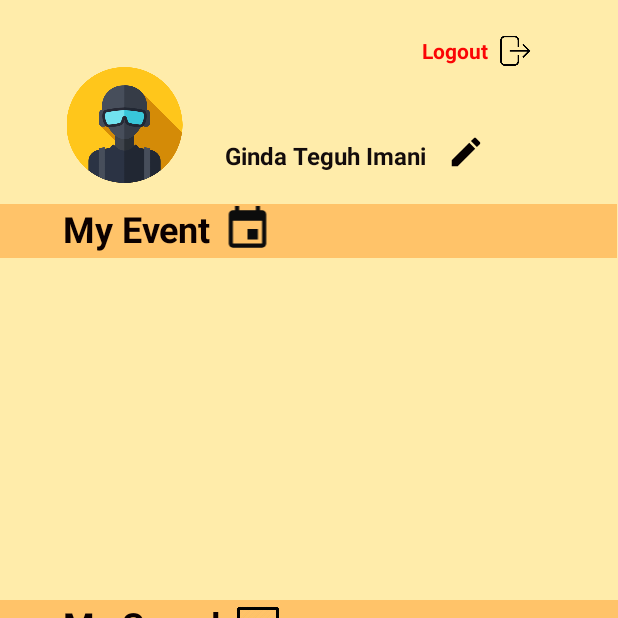
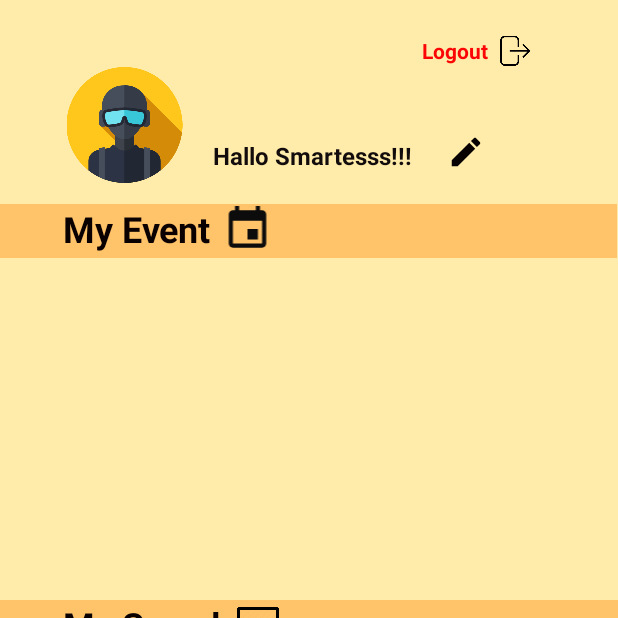
Before and after one commit to auroraufa/Smart-Hunter, an Android app: the Account screen opened directly, with no data from a screen before it, on a phone screen of 412 x 824 dp, the top half of it. Run offline under Robolectric (Android 15) with nearby library versions, the phone set to English and light mode, and no system bars; 3 statements that could not run were skipped.

Commit message:
test dlu

```diff
--- a/app/src/main/res/layout/activity_account.xml
+++ b/app/src/main/res/layout/activity_account.xml
@@ -81,7 +81,7 @@
         android:layout_width="185dp"
         android:layout_height="31dp"
         android:layout_marginBottom="12dp"
-        android:text="  Ginda Teguh Imani"
+        android:text="Hallo Smartesss!!!"
         android:textColor="#130C0C"
         android:textSize="16sp"
         android:textStyle="bold"
```
